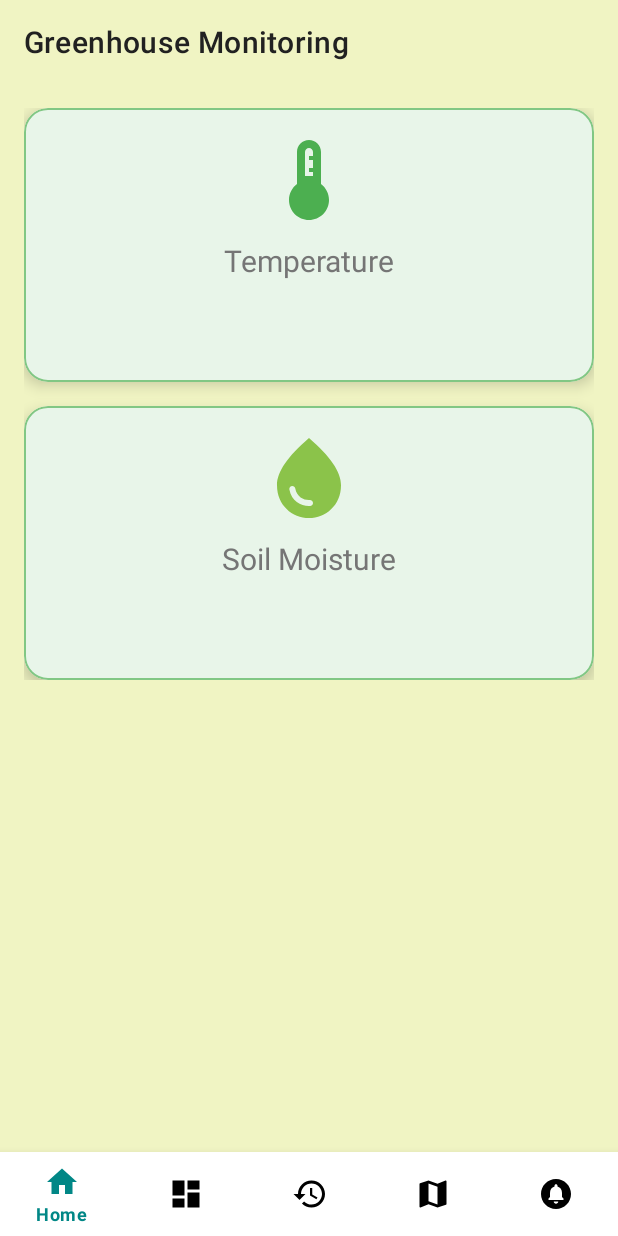
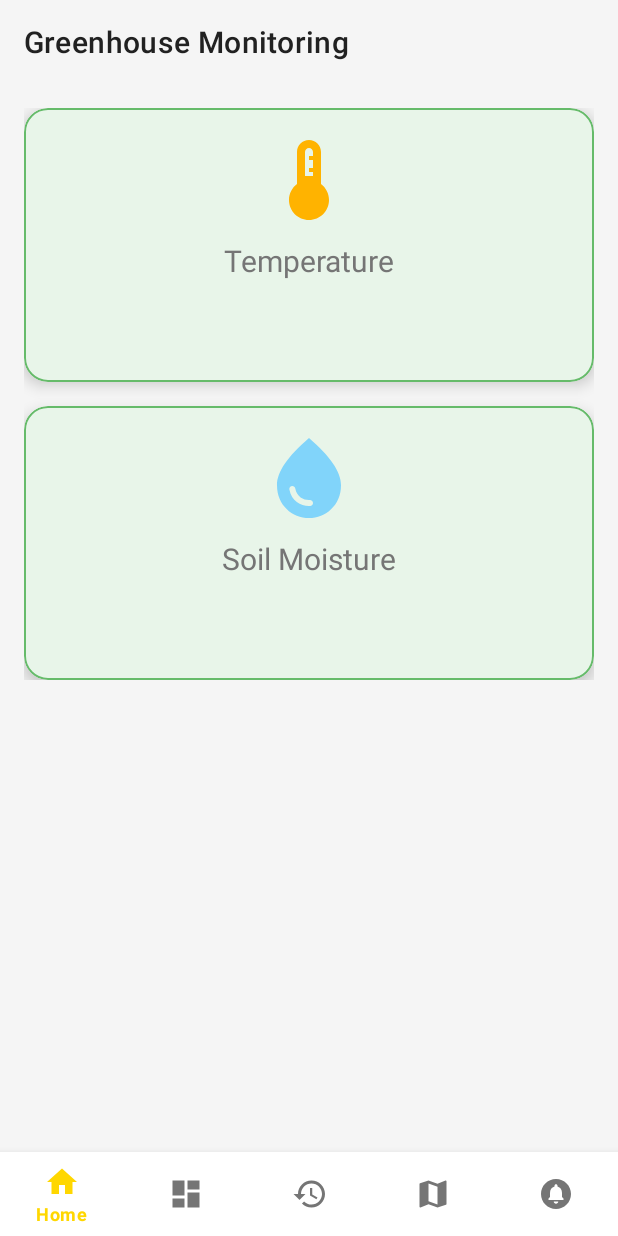
Before and after one commit to sakisma/sensorMonitoringApp, an Android app: the screen it shows after launch (MainActivity), on a phone screen of 412 x 824 dp. Run offline under Robolectric (Android 15) with nearby library versions, the phone set to English and light mode, and no system bars; our stand-ins replace Firebase (no records; nobody signed in at launch, a user with empty details on screens opened directly).

Commit message:
add new theming to improve styling

```diff
--- a/app/src/main/res/color/bottom_navigation_colors.xml
+++ b/app/src/main/res/color/bottom_navigation_colors.xml
@@ -1,5 +1,5 @@
 <?xml version="1.0" encoding="utf-8"?>
 <selector xmlns:android="http://schemas.android.com/apk/res/android">
-    <item android:color="@color/teal_700" android:state_checked="true" />
-    <item android:color="@color/black" />
+    <item android:color="@color/greenhouseAccent" android:state_checked="true" />
+    <item android:color="@color/greenhouseSecondaryText" />
 </selector>
--- a/app/src/main/res/layout/activity_main.xml
+++ b/app/src/main/res/layout/activity_main.xml
@@ -27,7 +27,6 @@
         android:layout_alignParentBottom="true"
         app:menu="@menu/bottom_navigation_menu"
         app:itemIconTint="@color/bottom_navigation_colors"
-        app:itemTextColor="@color/bottom_navigation_colors"
-        app:itemActiveIndicatorStyle="@color/teal_700"/>
+        app:itemTextColor="@color/bottom_navigation_colors" />
 
 </RelativeLayout>
--- a/app/src/main/res/values/colors.xml
+++ b/app/src/main/res/values/colors.xml
@@ -8,35 +8,14 @@
     <color name="black">#FF000000</color>
     <color name="white">#FFFFFFFF</color>
 
-    <color name="greenhousePrimary">#2E7D32</color>
-    <color name="greenhouseSecondary">#66BB6A</color>
-    <color name="greenhouseBackground">#F0F4C3</color>
-    <color name="greenhouseAccent">#A5D6A7</color>
+    <color name="greenhousePrimary">#00563B</color>
+    <color name="greenhouseSecondary">#8FBC8F</color>
+    <color name="greenhouseBackground">#F5F5F5</color>
+    <color name="greenhouseAccent">#FFD700</color>
     <color name="greenhousePrimaryText">#212121</color>
     <color name="greenhouseSecondaryText">#757575</color>
     <color name="cardBackground">#E8F5E9</color>
-    <color name="cardStrokeColor">#81C784</color>
-    <color name="tempIconColor">#4CAF50</color>
-    <color name="moistureIconColor">#8BC34A</color>
+    <color name="cardStrokeColor">#66BB6A</color>
+    <color name="tempIconColor">#FFB300</color>
+    <color name="moistureIconColor">#81D4FA</color>
 </resources>
-
-<!--<?xml version="1.0" encoding="utf-8"?>-->
-<!--<resources>-->
-<!--    &lt;!&ndash; Colors for the app &ndash;&gt;-->
-<!--    <color name="greenhouseBackground">#E8F5E9</color> &lt;!&ndash; Light green background &ndash;&gt;-->
-<!--    <color name="greenhousePrimaryText">#2E7D32</color> &lt;!&ndash; Dark green for titles &ndash;&gt;-->
-<!--    <color name="greenhouseSecondaryText">#558B2F</color> &lt;!&ndash; Green for labels &ndash;&gt;-->
-<!--    <color name="greenhouseValueText">#1B5E20</color> &lt;!&ndash; Bold dark green for values &ndash;&gt;-->
-<!--    <color name="borderColor">#AED581</color> &lt;!&ndash; Border around sections &ndash;&gt;-->
-<!--    <color name="cardBackground">#FFFFFF</color> &lt;!&ndash; White background for cards &ndash;&gt;-->
-<!--    <color name="cardStrokeColor">#E0E0E0</color> &lt;!&ndash; Card border color &ndash;&gt;-->
-<!--    <color name="tempIconColor">#FF5722</color> &lt;!&ndash; Temperature icon color &ndash;&gt;-->
-<!--    <color name="moistureIconColor">#2196F3</color> &lt;!&ndash; Moisture icon color &ndash;&gt;-->
-<!--    <color name="screen_background">#F5F5F5</color>-->
-<!--    <color name="card_stroke">#E0E0E0</color>-->
-<!--    <color name="error_red">#D32F2F</color>-->
-<!--    <color name="white">#FFFFFF</color>-->
-<!--    <color name="teal_200">#80CBC4</color>-->
-<!--    <color name="teal_700">#00796B</color>-->
-<!--    <color name="black">#000000</color>-->
-<!--</resources>-->
```
Also changed, not shown: app/src/main/res/values/themes.xml (+0 -14 lines).
